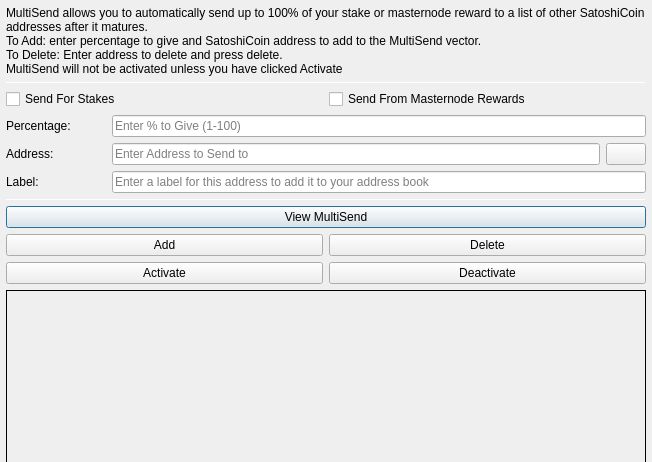
The window that src/qt/forms/multisenddialog.ui (SatoshiCoin-Crypto/SWYFT.Network-SATC) describes before a commit, drawn with Qt 5.
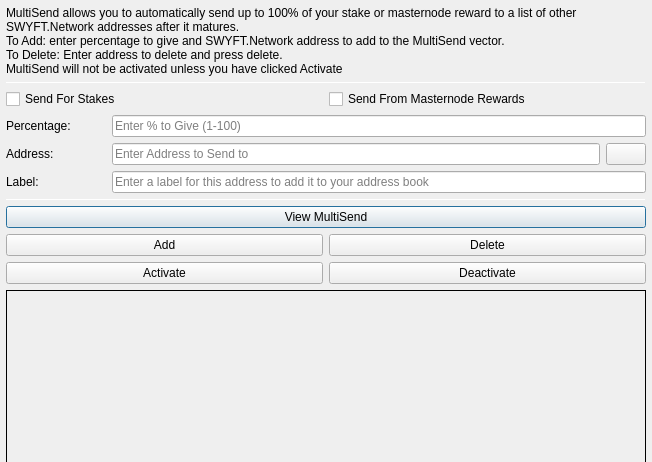
The same window after the commit. Icons and pictures are not drawn.

Commit message: v1.0.3.0 Rebranding to SWYFT

Diff of the .ui file:
```diff
--- a/src/qt/forms/multisenddialog.ui
+++ b/src/qt/forms/multisenddialog.ui
@@ -37,8 +37,8 @@
         <number>1</number>
        </property>
        <property name="text">
-        <string>MultiSend allows you to automatically send up to 100% of your stake or masternode reward to a list of other SatoshiCoin addresses after it matures.
-To Add: enter percentage to give and SatoshiCoin address to add to the MultiSend vector.
+        <string>MultiSend allows you to automatically send up to 100% of your stake or masternode reward to a list of other SWYFT.Network addresses after it matures.
+To Add: enter percentage to give and SWYFT.Network address to add to the MultiSend vector.
 To Delete: Enter address to delete and press delete.
 MultiSend will not be activated unless you have clicked Activate</string>
        </property>
```
Left out of the diff: 4 changed lines with no effect on the pictures. The commit also changes 349 other files.
